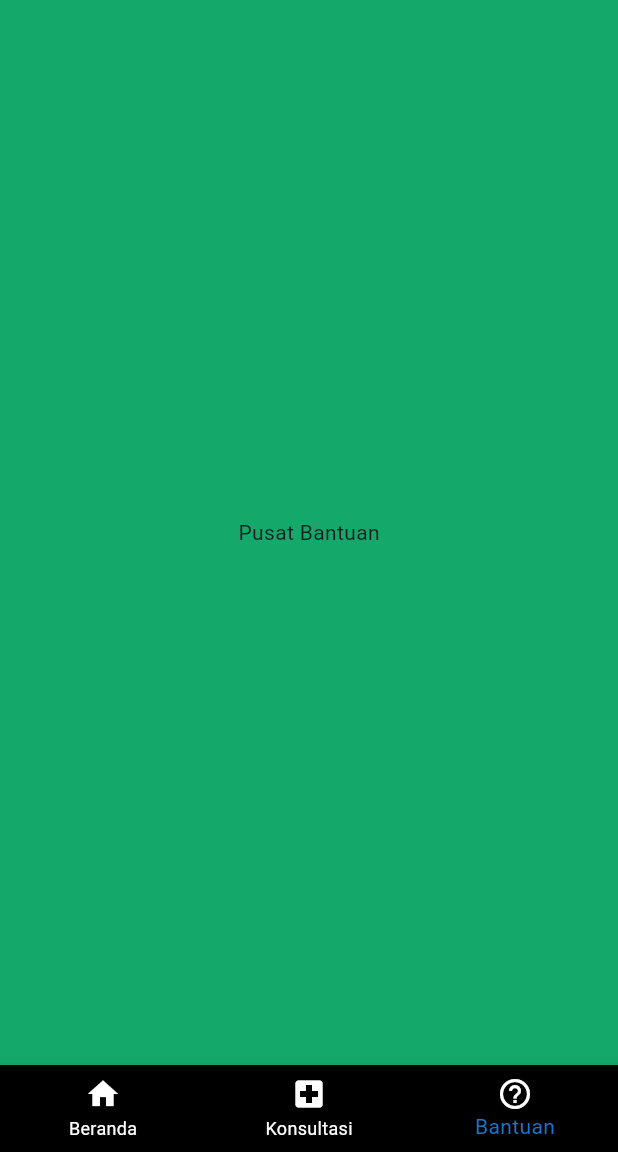
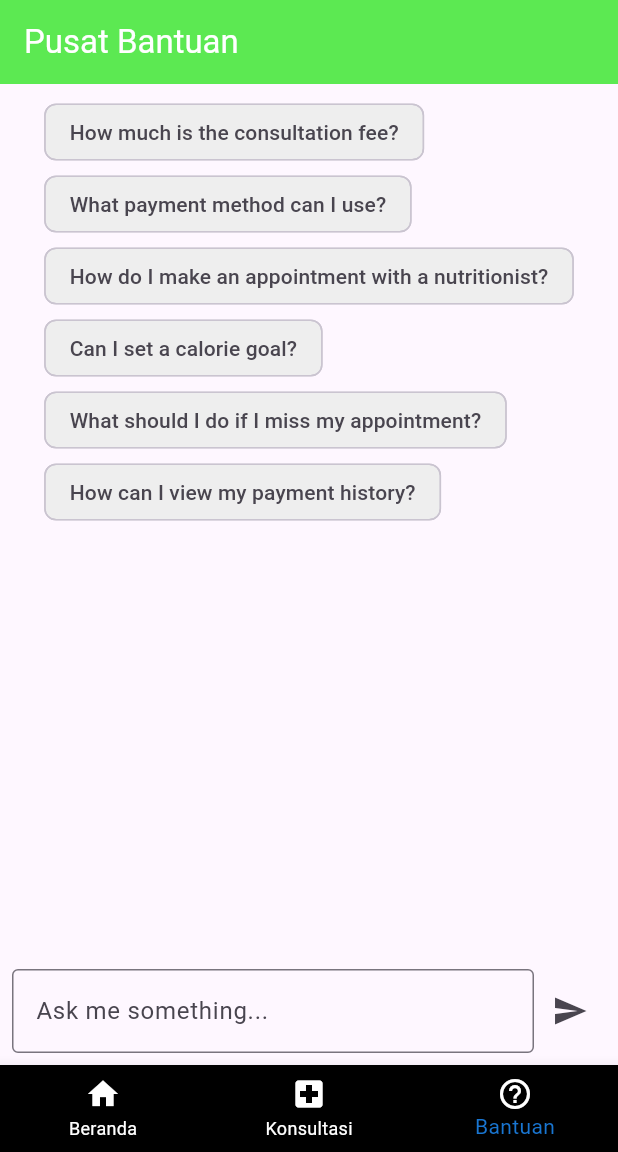
Before and after one commit to geordievannese/GIZIJAGA, a Flutter app: the screen it shows after launch, item 3 of the bottom bar chosen, on a phone screen of 412 x 824 dp, the part 84-1236 px from its top. Run offline on Flutter 3.47's test engine with Material 3 defaults, Android fonts, the phone set to English and light mode, and no system bars.

Commit message:
AI BANTUAN

```diff
--- /dev/null
+++ b/lib/bantuan.dart
@@ -0,0 +1,196 @@
+import 'package:flutter/material.dart';
+
+class BantuanPage extends StatefulWidget {
+  const BantuanPage({super.key});
+
+  @override
+  BantuanPageState createState() => BantuanPageState();
+}
+
+class BantuanPageState extends State<BantuanPage> {
+  final TextEditingController _queryController = TextEditingController();
+  final ScrollController _scrollController = ScrollController();
+  final List<Map<String, String>> _chatMessages = [];
+  bool _isTyping = false; // Indicator to show typing animation
+
+  final List<String> _questionSuggestions = [
+    'How much is the consultation fee?',
+    'What payment method can I use?',
+    'How do I make an appointment with a nutritionist?',
+    'Can I set a calorie goal?',
+    'What should I do if I miss my appointment?',
+    'How can I view my payment history?'
+  ];
+
+  final Map<String, String> _faqResponses = {
+    'how much is the consultation fee?': 'The consultation fee starts from \$50 per session.',
+    'what payment method can i use?': 'We accept credit cards, PayPal, and bank transfers.',
+    'what do i do if my payment is accepted but in the app it doesn\'t appear to be successful?':
+        'If your payment was accepted but does not reflect in the app, please try refreshing the app or contact support for assistance.',
+    'obat': "Do you need medical assistant?, please consult to a Nutritionist. I can't prescribe you since, I am built using a database.",
+    'how can i track my daily calorie intake?': 'You can track your daily calorie intake by using the "Cek Gizi Harian" feature in the app. It allows you to enter your food and drink consumption and calculates the calories for you.',
+    'how': "can you specify more?, try typing : appointment",
+    'can i set a calorie goal?': 'Yes, in the "Cek Gizi Harian" feature, you can set a daily calorie goal based on your personal health goals and monitor your intake accordingly.',
+    'how do i make an appointment with a nutritionist?': 'To book an appointment, go to the "Konsultasi Dokter" page, select a nutritionist, and choose a time slot that fits your schedule.',
+    'what should i bring to my consultation?': 'Bring a record of your recent meals, any medical history relevant to nutrition, and a list of your health goals. This information will help the nutritionist provide tailored advice.',
+    'can i reschedule my nutritionist appointment?': 'Yes, you can reschedule your appointment by going to the "Konsultasi Dokter" page and selecting the reschedule option under your appointment details.',
+    'what should i do if i miss my appointment?': 'If you miss an appointment, please contact support or your nutritionist directly to reschedule or inquire about any possible fees.',
+    'how can i view my payment history?': 'To view your payment history, go to the "Account" section and select "Payment History" to see a summary of all your past transactions.',
+    'is my payment information secure?': 'Yes, we use secure encryption and follow industry standards to protect your payment information.',
+  };
+
+  void _sendMessage(String query) {
+    final lowerQuery = query.trim().toLowerCase(); // Convert query to lowercase
+    if (query.isNotEmpty) {
+      setState(() {
+        _chatMessages.add({'sender': 'user', 'message': query});
+      });
+      _scrollToBottom(); // Scroll to bottom after user message
+      _showTypingIndicator();
+      _provideResponse(lowerQuery);
+    }
+  }
+
+  void _showTypingIndicator() {
+    setState(() {
+      _isTyping = true;
+    });
+  }
+
+  void _hideTypingIndicator() {
+    setState(() {
+      _isTyping = false;
+    });
+  }
+
+  String _findClosestResponse(String query) {
+    if (_faqResponses.containsKey(query)) {
+      return _faqResponses[query]!;
+    }
+
+    for (var key in _faqResponses.keys) {
+      if (query.contains(key) || key.contains(query)) {
+        return _faqResponses[key]!;
+      }
+    }
+
+    return 'Sorry, I couldn\'t find an answer for that. Please contact support.';
+  }
+
+  void _provideResponse(String query) {
+    final response = _findClosestResponse(query);
+
+    Future.delayed(const Duration(milliseconds: 1500), () {
+      // Simulate AI typing delay
+      _hideTypingIndicator();
+      setState(() {
+        _chatMessages.add({'sender': 'assistant', 'message': response});
+      });
+      _scrollToBottom();
+    });
+  }
+
+  void _scrollToBottom() {
+    WidgetsBinding.instance.addPostFrameCallback((_) {
+      if (_scrollController.hasClients) {
+        _scrollController.animateTo(
+          _scrollController.position.maxScrollExtent,
+          duration: const Duration(milliseconds: 300),
+          curve: Curves.easeOut,
+        );
+      }
+    });
+  }
+
+  @override
+  Widget build(BuildContext context) {
+    return Scaffold(
+     appBar: AppBar(
+  title: const Text(
+    'Pusat Bantuan',
+    style: TextStyle(color: Colors.white),
+  ),
+  backgroundColor: const Color.fromARGB(179, 23, 227, 8),
+),
+      body: Column(
+        children: [
+          Padding(
+            padding: const EdgeInsets.all(8.0),
+            child: Wrap(
+              spacing: 8.0,
+              children: _questionSuggestions.map((question) {
+                return GestureDetector(
+                  onTap: () {
+                    _sendMessage(question);
+                  },
+                  child: Chip(
+                    label: Text(question),
+                    backgroundColor: Colors.grey[200],
+                  ),
+                );
+              }).toList(),
+            ),
+          ),
+          Expanded(
+            child: ListView.builder(
+              controller: _scrollController,
+              itemCount: _chatMessages.length + (_isTyping ? 1 : 0),
+              itemBuilder: (context, index) {
+                if (_isTyping && index == _chatMessages.length) {
+                  // Show typing indicator at the end
+                  return const Align(
+                    alignment: Alignment.centerLeft,
+                    child: Padding(
+                      padding: EdgeInsets.symmetric(horizontal: 14, vertical: 10),
+                      child: Text("Assistant is typing..."),
+                    ),
+                  );
+                }
+                final message = _chatMessages[index];
+                final isUser = message['sender'] == 'user';
+                return Align(
+                  alignment: isUser ? Alignment.centerRight : Alignment.centerLeft,
+                  child: Container(
+                    margin: const EdgeInsets.all(8),
+                    padding: const EdgeInsets.symmetric(horizontal: 14, vertical: 10),
+                    decoration: BoxDecoration(
+                      color: isUser ? Colors.green : Colors.grey[300],
+                      borderRadius: BorderRadius.circular(15),
+                    ),
+                    child: Text(
+                      message['message']!,
+                      style: TextStyle(color: isUser ? Colors.white : Colors.black),
+                    ),
+                  ),
+                );
+              },
+            ),
+          ),
+          Padding(
+            padding: const EdgeInsets.all(8.0),
+            child: Row(
+              children: [
+                Expanded(
+                  child: TextField(
+                    controller: _queryController,
+                    decoration: const InputDecoration(
+                      hintText: 'Ask me something...',
+                      border: OutlineInputBorder(),
+                    ),
+                  ),
+                ),
+                IconButton(
+                  icon: const Icon(Icons.send),
+                  onPressed: () {
+                    _sendMessage(_queryController.text);
+                    _queryController.clear();
+                  },
+                ),
+              ],
+            ),
+          ),
+        ],
+      ),
+    );
+  }
+}
--- a/lib/main.dart
+++ b/lib/main.dart
@@ -1,4 +1,5 @@
 import 'package:flutter/material.dart';
+import 'package:flutter_application_1/bantuan.dart';
 import 'konsultasi.dart';
 
 void main() {
@@ -33,9 +34,9 @@ class _MainScreenState extends State<MainScreen> {
   int _selectedIndex = 0;
 
   static const List<Widget> _widgetOptions = <Widget>[
-    HomePage(), // Main home page
-    KonsultasiDokterPage(), // Doctor consultation page
-    Center(child: Text('Pusat Bantuan')), // Help page placeholder
+    HomePage(),
+    KonsultasiDokterPage(),
+    BantuanPage(),
   ];
 
   void _onItemTapped(int index) {
@@ -301,7 +302,7 @@ class HomePageState extends State<HomePage> {
         _proteinBudget -= nutrients['protein'];
         _fatBudget -= nutrients['fat'];
       }
-      _selectedFoods.clear(); // Clear selected foods after updating
+      _selectedFoods.clear();
     });
   }
 
@@ -314,7 +315,7 @@ class HomePageState extends State<HomePage> {
       Stack(
         alignment: Alignment.center,
         children: [
-          // Shadow for the 3D effect
+
           Container(
             width: 110,
             height: 110,
@@ -329,7 +330,7 @@ class HomePageState extends State<HomePage> {
               ],
             ),
           ),
-          // 3D Effect using gradient for CircularProgressIndicator
+
           SizedBox(
             width: 100,
             height: 100,
@@ -338,11 +339,11 @@ class HomePageState extends State<HomePage> {
               strokeWidth: 12,
               backgroundColor: Colors.grey[300],
               valueColor: const AlwaysStoppedAnimation<Color>(
-                Color.fromARGB(255, 31, 178, 224), // Modern blue
+                Color.fromARGB(255, 31, 178, 224),
               ),
             ),
           ),
-          // Overlay gradient for 3D glossy effect
+
           Positioned.fill(
             child: Container(
               decoration: BoxDecoration(
```
Also changed, not shown: 6 other files.
